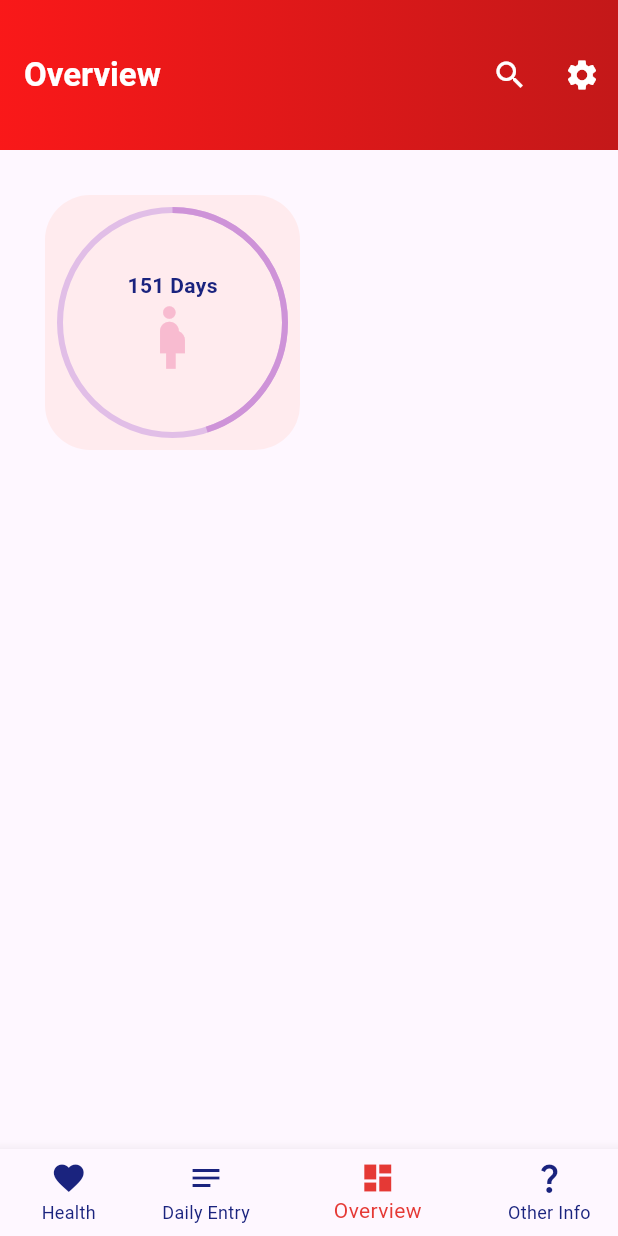
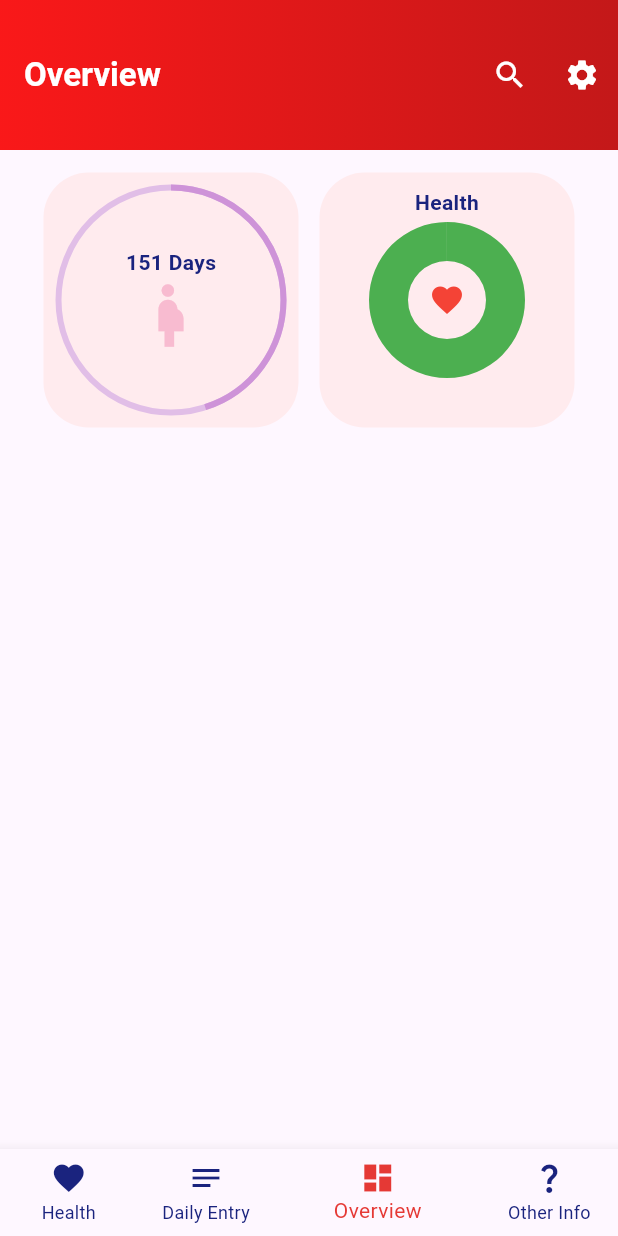
Before and after one commit to MatthewBertello/chd_app, a Flutter app: the screen it shows after launch, item 3 of the bottom bar chosen, on a phone screen of 412 x 824 dp. Run offline on Flutter 3.47's test engine with Material 3 defaults, Android fonts, the phone set to English and light mode, and no system bars; our stand-ins replace syncfusion_flutter_charts; missing offline and left inert: postgres.

Commit message:
Added a doughnut widget for displaying the user's overall health

```diff
--- a/lib/overview.dart
+++ b/lib/overview.dart
@@ -3,6 +3,7 @@ import 'package:flutter/material.dart';
 import 'shareScreen.dart';
 import 'package:provider/provider.dart';
 import 'settings.dart';
+import 'package:syncfusion_flutter_charts/charts.dart';
 
 class Overview extends StatelessWidget {
   const Overview({required this.model});
@@ -90,16 +91,59 @@ class Overview extends StatelessWidget {
           );
   }
 
+  // Builds a health meter
+  Widget buildHealthMeter(BuildContext context) {
+    return Container( // Widget displaying the health meter
+            padding: const EdgeInsets.all(10.0),
+            decoration: BoxDecoration(color: Colors.red[50],
+            borderRadius: const BorderRadius.all(Radius.circular(30))),
+            child: SizedBox(
+              width: 150,
+              height: 150,
+              child: Stack(
+                fit: StackFit.expand,
+                children: [SfCircularChart(series: <CircularSeries> [
+                  DoughnutSeries<String, Object>( // Displays the doughnut according to the user's health
+                    dataSource: const ['Excellent'], // Hardcoded for now, will need to get from database later
+                    xValueMapper: (datum, _) => datum, yValueMapper: (datum, _) => 1,
+                    pointColorMapper: (datum, _) {
+                      switch(datum) {
+                        case 'Excellent':
+                          return Colors.green;
+                        case 'Good':
+                          return Colors.blue;
+                        case 'Fair':
+                          return Colors.yellow;
+                        case 'Poor':
+                          return Colors.orange;
+                        case 'Unhealthy':
+                          return Colors.red;
+                      }
+                      return null;
+                    },
+                    strokeColor: Colors.white,),
+                  ],
+                ),
+                const Icon(Icons.favorite, color: Colors.red,),
+                Text("Health", textAlign: TextAlign.center, style: TextStyle(color: Colors.indigo[900], fontWeight: FontWeight.bold))
+                ]
+              )
+            ),
+          );
+  }
+
   @override
   Widget build(BuildContext context) {
     return Scaffold(appBar: buildAppBar(context),
     body: Padding(
-      padding: const EdgeInsets.all(30.0),
+      padding: const EdgeInsets.all(15.0),
       child: Column(
         children: [
         Row(
+          mainAxisAlignment: MainAxisAlignment.spaceEvenly,
           children: [
             buildPregnancyCountDown(context), // Build and display the pregnancy countdown
+            buildHealthMeter(context)
           ]
         ),
       ],),
--- a/pubspec.yaml
+++ b/pubspec.yaml
@@ -12,6 +12,7 @@ dependencies:
   intl: ^0.19.0
   postgres: ^3.1.2
   provider: ^6.1.2
+  syncfusion_flutter_charts: ^25.1.37
 
 dev_dependencies:
   flutter_test:
```
